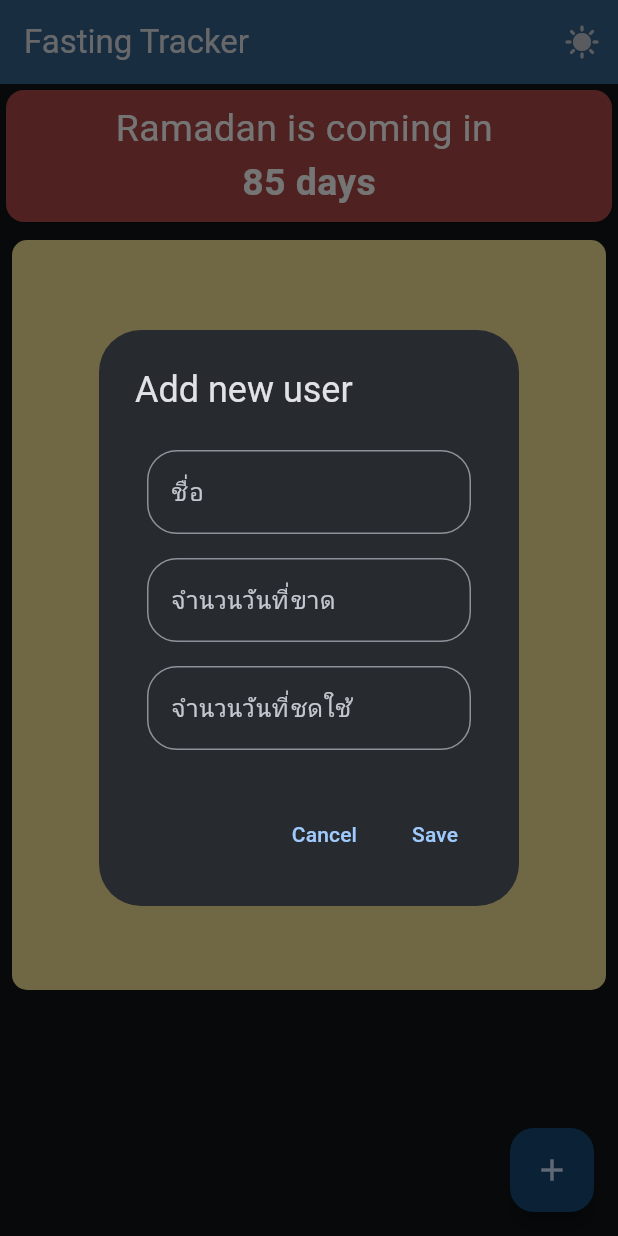
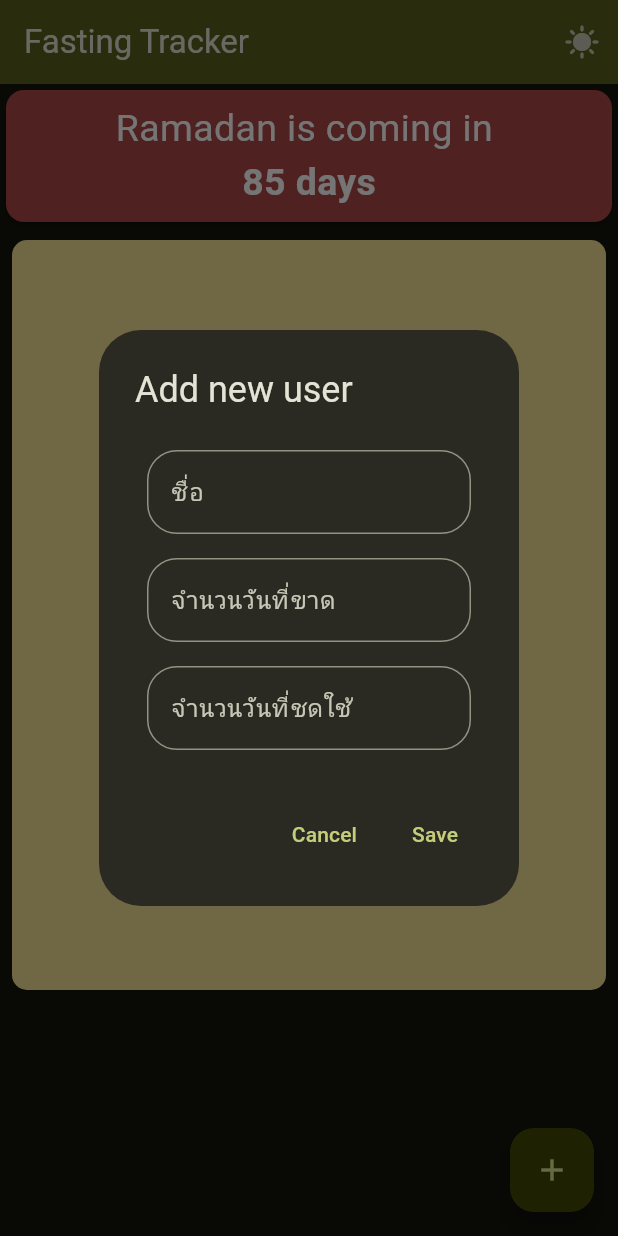
Before and after one commit to mitazzdev/fasting, a Flutter app: the screen it shows after launch, after a tap on the "dark mode" icon, after a tap on the "add" icon, on a phone screen of 412 x 824 dp. Run offline on Flutter 3.47's test engine with Material 3 defaults, Android fonts, the phone set to English and light mode, and no system bars; our stand-ins replace flutter_slidable, sqflite; accounts and stored records are empty.

Commit message:
change theme

```diff
--- a/lib/main.dart
+++ b/lib/main.dart
@@ -15,7 +15,7 @@ class MyApp extends StatefulWidget {
 
 class _MyAppState extends State<MyApp> {
   bool isDark = false; // Move isDark into the state
-  MaterialColor color = Colors.blue;
+  MaterialColor color = Colors.lime;
   @override
   Widget build(BuildContext context) {
     return MaterialApp(
--- a/lib/screen/home.dart
+++ b/lib/screen/home.dart
@@ -384,6 +384,9 @@ class _MyHomePageState extends State<MyHomePage> {
                                     width: 70,
                                     child: FittedBox(
                                       child: CircleAvatar(
+                                        backgroundColor: makeupDay == 0
+                                            ? Color.fromARGB(255, 238, 172, 167)
+                                            : null,
                                         child: Text('${missedDay - makeupDay}'),
                                         // minRadius: 1,
                                       ),
```
